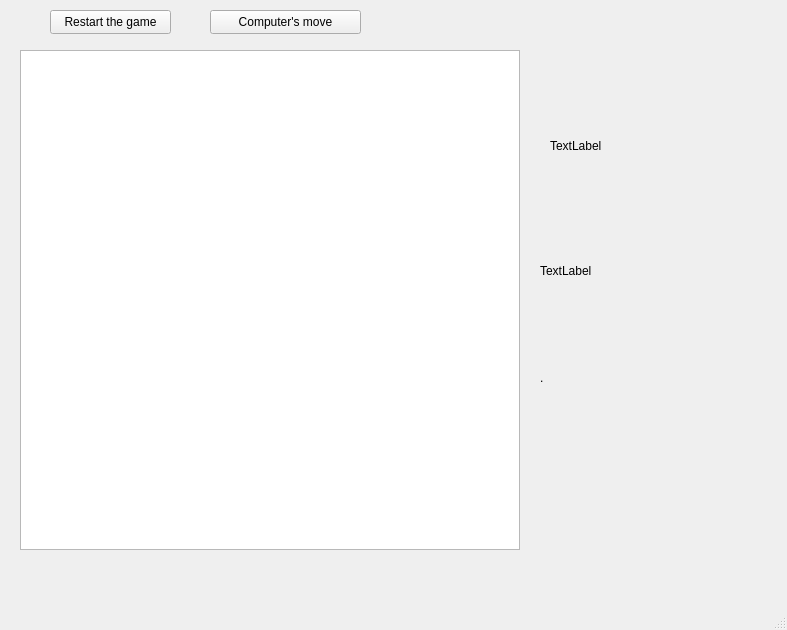
The window that Qt1/mainw.ui (sivanyuk/XOproject) describes before a commit, drawn with Qt 5.
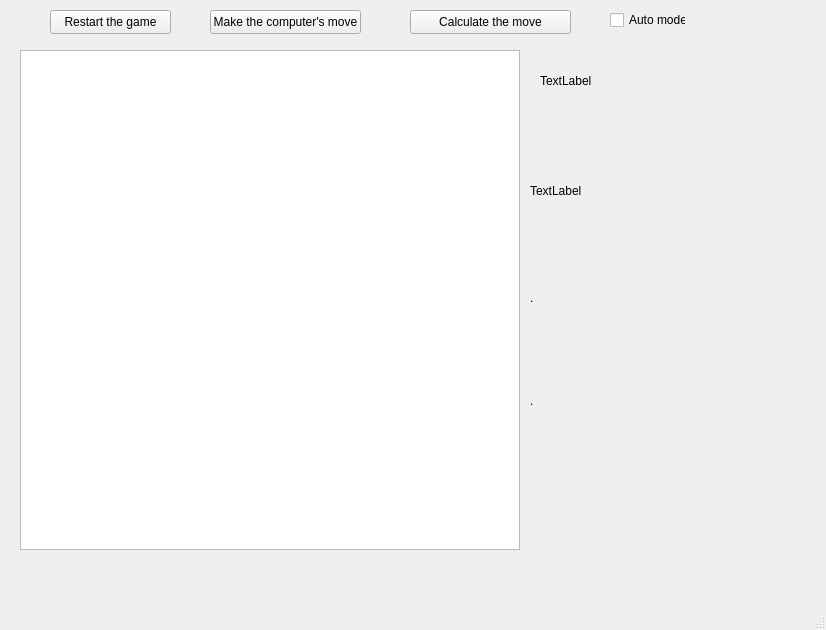
The same window after the commit.

Commit message: Computer can play.

```diff
--- a/Qt1/mainw.ui
+++ b/Qt1/mainw.ui
@@ -6,7 +6,7 @@
    <rect>
     <x>0</x>
     <y>0</y>
-    <width>787</width>
+    <width>826</width>
     <height>630</height>
    </rect>
   </property>
@@ -39,9 +39,9 @@
    <widget class="QLabel" name="label">
     <property name="geometry">
      <rect>
-      <x>550</x>
-      <y>125</y>
-      <width>191</width>
+      <x>540</x>
+      <y>60</y>
+      <width>261</width>
       <height>41</height>
      </rect>
     </property>
@@ -52,10 +52,10 @@
    <widget class="QLabel" name="label_2">
     <property name="geometry">
      <rect>
-      <x>540</x>
-      <y>220</y>
-      <width>231</width>
-      <height>101</height>
+      <x>530</x>
+      <y>120</y>
+      <width>271</width>
+      <height>141</height>
      </rect>
     </property>
     <property name="text">
@@ -68,9 +68,9 @@
    <widget class="QLabel" name="lab_turn">
     <property name="geometry">
      <rect>
-      <x>540</x>
-      <y>370</y>
-      <width>171</width>
+      <x>530</x>
+      <y>290</y>
+      <width>271</width>
       <height>16</height>
      </rect>
     </property>
@@ -101,7 +101,46 @@
      </rect>
     </property>
     <property name="text">
-     <string>Computer's move</string>
+     <string>Make the computer's move</string>
+    </property>
+   </widget>
+   <widget class="QLabel" name="lab_info">
+    <property name="geometry">
+     <rect>
+      <x>530</x>
+      <y>360</y>
+      <width>281</width>
+      <height>81</height>
+     </rect>
+    </property>
+    <property name="text">
+     <string>.</string>
+    </property>
+   </widget>
+   <widget class="QPushButton" name="but_calculate">
+    <property name="geometry">
+     <rect>
+      <x>410</x>
+      <y>10</y>
+      <width>161</width>
+      <height>24</height>
+     </rect>
+    </property>
+    <property name="text">
+     <string>Calculate the move</string>
+    </property>
+   </widget>
+   <widget class="QCheckBox" name="cb_auto">
+    <property name="geometry">
+     <rect>
+      <x>610</x>
+      <y>10</y>
+      <width>76</width>
+      <height>20</height>
+     </rect>
+    </property>
+    <property name="text">
+     <string>Auto mode</string>
     </property>
    </widget>
   </widget>
```
Left out of the diff: 2 changed lines with no effect on the pictures. The commit also changes 10 other files.
